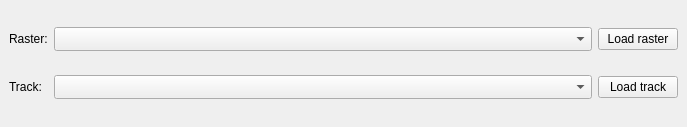
This is ground_radiation_monitoring_dockwidget_base.ui in ctu-geoforall-lab-projects/bp-kala-2017 as Qt 5 draws it before an edit. The edited form follows.
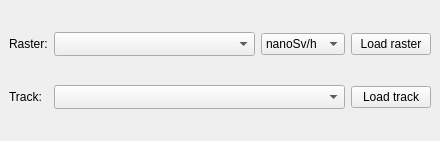
This is the edited form. Custom widgets are drawn as their Qt base class.

Commit message: Combo box for raster layer units added. (see #2)

The edit to the form file:
```diff
--- a/ground_radiation_monitoring_dockwidget_base.ui
+++ b/ground_radiation_monitoring_dockwidget_base.ui
@@ -6,8 +6,8 @@
    <rect>
     <x>0</x>
     <y>0</y>
-    <width>687</width>
-    <height>127</height>
+    <width>440</width>
+    <height>141</height>
    </rect>
   </property>
   <property name="windowTitle">
@@ -15,20 +15,6 @@
   </property>
   <widget class="QWidget" name="dockWidgetContents">
    <layout class="QGridLayout" name="gridLayout">
-    <item row="1" column="0">
-     <widget class="QLabel" name="track_label">
-      <property name="text">
-       <string>Track:</string>
-      </property>
-     </widget>
-    </item>
-    <item row="0" column="5">
-     <widget class="QPushButton" name="load_raster">
-      <property name="text">
-       <string>Load raster</string>
-      </property>
-     </widget>
-    </item>
     <item row="0" column="0">
      <widget class="QLabel" name="raster_label">
       <property name="text">
@@ -36,13 +22,6 @@
       </property>
      </widget>
     </item>
-    <item row="1" column="5">
-     <widget class="QPushButton" name="load_track">
-      <property name="text">
-       <string>Load track</string>
-      </property>
-     </widget>
-    </item>
     <item row="0" column="1">
      <widget class="QgsMapLayerComboBox" name="raster_box">
       <property name="sizePolicy">
@@ -56,7 +35,52 @@
       </property>
      </widget>
     </item>
-    <item row="1" column="1">
+    <item row="0" column="2">
+     <widget class="QComboBox" name="unit_box">
+      <item>
+       <property name="text">
+        <string>nanoSv/h</string>
+       </property>
+      </item>
+      <item>
+       <property name="text">
+        <string>microSv/h</string>
+       </property>
+      </item>
+      <item>
+       <property name="text">
+        <string>nanoGy/h</string>
+       </property>
+      </item>
+      <item>
+       <property name="text">
+        <string>microGy/h</string>
+       </property>
+      </item>
+     </widget>
+    </item>
+    <item row="0" column="3">
+     <widget class="QPushButton" name="load_raster">
+      <property name="text">
+       <string>Load raster</string>
+      </property>
+     </widget>
+    </item>
+    <item row="1" column="0">
+     <widget class="QLabel" name="track_label">
+      <property name="text">
+       <string>Track:</string>
+      </property>
+     </widget>
+    </item>
+    <item row="1" column="3">
+     <widget class="QPushButton" name="load_track">
+      <property name="text">
+       <string>Load track</string>
+      </property>
+     </widget>
+    </item>
+    <item row="1" column="1" colspan="2">
      <widget class="QgsMapLayerComboBox" name="track_box">
       <property name="sizePolicy">
        <sizepolicy hsizetype="Expanding" vsizetype="Fixed">
```
